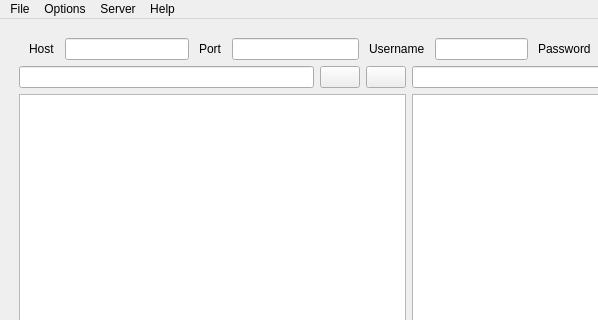
Qt form Assets/GUI/SMTPClientGUI.ui (MatthewHahn73/Py-File-Management) before a commit; both pictures show x 0 to 598 and y 0 to 320 of the 817 by 628 pixel window.
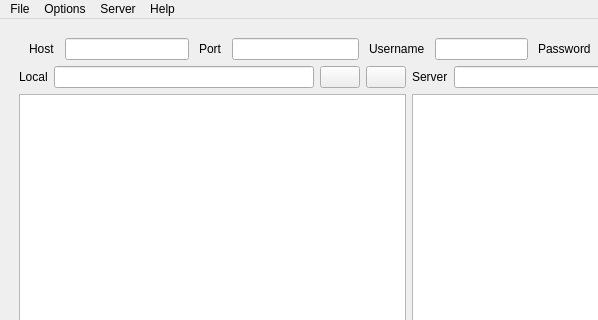
The same form after that commit. Icons and pictures are not drawn.

Commit message:
Added CustomTreeModel module
Added CustomTreeModel module

The edit to the form file:
```diff
--- a/Assets/GUI/SMTPClientGUI.ui
+++ b/Assets/GUI/SMTPClientGUI.ui
@@ -228,6 +228,13 @@
         </item>
         <item row="0" column="0">
          <layout class="QHBoxLayout" name="CurrentDirHeaderLayout">
+          <item>
+           <widget class="QLabel" name="CurrentLabel">
+            <property name="text">
+             <string>Local</string>
+            </property>
+           </widget>
+          </item>
           <item>
            <widget class="QLineEdit" name="CurrentDirEdit"/>
           </item>
@@ -273,6 +280,13 @@
         </item>
         <item row="0" column="1">
          <layout class="QHBoxLayout" name="ConnectedDirHeaderLayout">
+          <item>
+           <widget class="QLabel" name="label">
+            <property name="text">
+             <string>Server</string>
+            </property>
+           </widget>
+          </item>
           <item>
            <widget class="QLineEdit" name="ConnectedDirEdit"/>
           </item>
```
Left out of the diff: 6 changed lines with no effect on the pictures. The commit also changes 2 other files.
